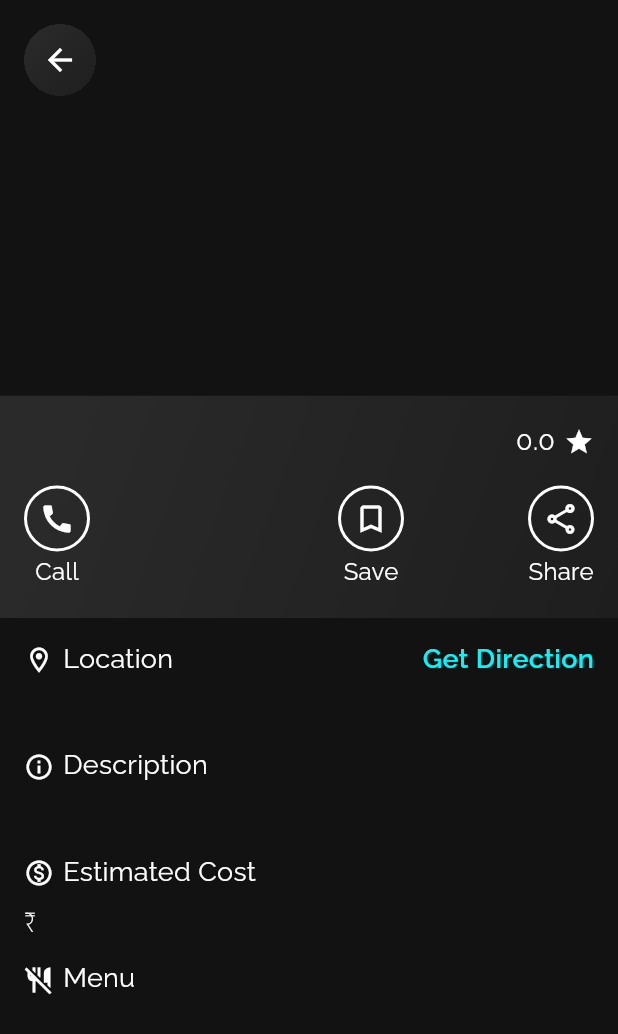
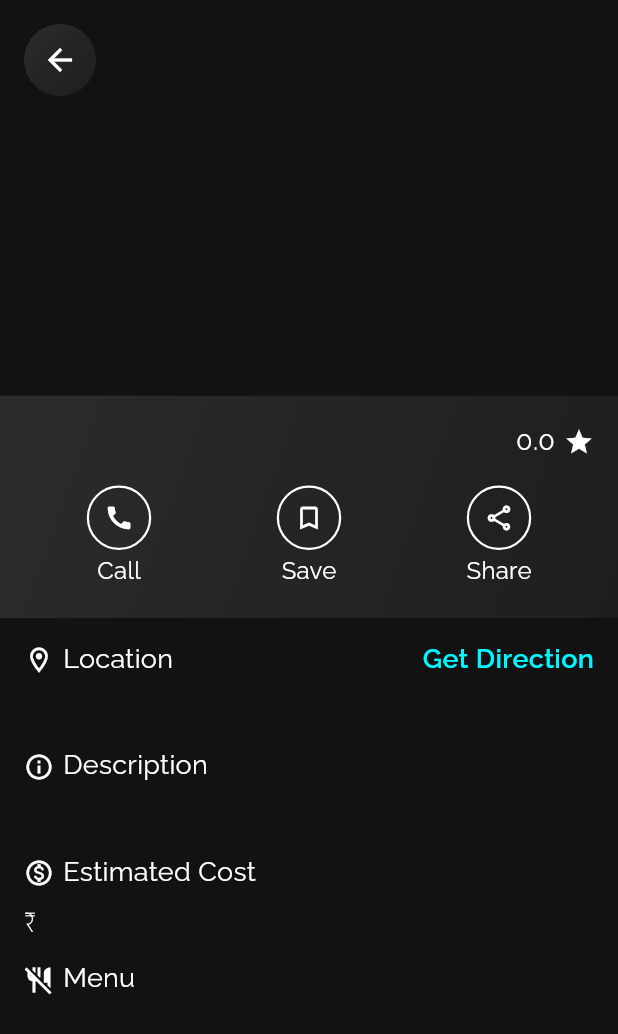
Before and after one commit to hiashutoshsingh/zest, a Flutter app: the ActivityScreen screen opened directly with empty values, on a phone screen of 412 x 824 dp. Shown: the top 1034 px of the screen. Run offline on Flutter 3.47's test engine with Material 2 defaults, Android fonts, the phone set to English and light mode, and no system bars; drawn by our look-alikes of carousel_slider, glassmorphism; our stand-ins replace dio, firebase_auth, firebase_core, flutter_secure_storage, fluttertoast, google_fonts and 3 more; accounts and stored records are empty; network calls fail.

Commit message:
activity screen done

```diff
--- a/lib/screens/activity_screen.dart
+++ b/lib/screens/activity_screen.dart
@@ -23,7 +23,9 @@ class ActivityScreen extends StatelessWidget {
     return Scaffold(
       backgroundColor: AppColor.black,
       body: SafeArea(
-        child: SingleChildScrollView(
+        child: Stack(
+          children: [
+            SingleChildScrollView(
               child: Column(
                 children: [
                   Stack(
@@ -33,27 +35,6 @@ class ActivityScreen extends StatelessWidget {
                         child: CarouselImageWidget(
                           activityItem.activityImages.image,
                           MediaQuery.of(context).size.height * .18,
-                    ),
-                  ),
-                  Padding(
-                    padding: const EdgeInsets.all(16.0),
-                    child: InkWell(
-                      onTap: () => Navigator.pop(context),
-                      child: ClipRRect(
-                        clipBehavior: Clip.hardEdge,
-                        borderRadius: BorderRadius.circular(128),
-                        child: GlassContainer(
-                          width: 48,
-                          height: 48,
-                          child: Center(
-                            child: Icon(
-                              Icons.arrow_back,
-                              size: 24,
-                              color: AppColor.white,
-                            ),
-                          ),
-                        ),
-                      ),
                         ),
                       ),
                       Positioned(
@@ -103,25 +84,29 @@ class ActivityScreen extends StatelessWidget {
                                   height: 16,
                                 ),
                                 Row(
-                              mainAxisAlignment: MainAxisAlignment.spaceBetween,
+                                  mainAxisAlignment: MainAxisAlignment.center,
                                   children: [
                                     activityItem.contact != null
-                                    ? InkWell(
+                                        ? Expanded(
+                                            child: InkWell(
                                               onTap: () {
                                                 Common.launchURL('tel:${activityItem.contact}');
                                               },
                                               child: _placeInfoIcon(Icons.call, 'Call'),
+                                            ),
                                           )
                                         : Container(),
                                     activityItem.timing != null && activityItem.timing.isNotEmpty
-                                    ? _placeInfoIcon(Icons.timelapse, 'Timing')
+                                        ? Expanded(child: _placeInfoIcon(Icons.timelapse, 'Timing'))
                                         : Container(),
-                                _placeInfoIcon(Icons.bookmark_border, 'Save'),
-                                InkWell(
+                                    Expanded(child: _placeInfoIcon(Icons.bookmark_border, 'Save')),
+                                    Expanded(
+                                      child: InkWell(
                                         onTap: () {
                                           _onShare(context, activityItem);
                                         },
                                         child: _placeInfoIcon(Icons.share_outlined, 'Share'),
+                                      ),
                                     ),
                                   ],
                                 ),
@@ -137,13 +122,13 @@ class ActivityScreen extends StatelessWidget {
                     child: Column(
                       crossAxisAlignment: CrossAxisAlignment.start,
                       children: [
+                        if (activityItem.location != null &&
+                            activityItem.location.geoCoordinates != null &&
+                            activityItem.location.geoCoordinates.coordinates != null) ...[
                           Row(
                             mainAxisAlignment: MainAxisAlignment.spaceBetween,
                             children: [
-                        activityItem.location != null &&
-                                activityItem.location.geoCoordinates != null &&
-                                activityItem.location.geoCoordinates.coordinates != null
-                            ? Row(
+                              Row(
                                 crossAxisAlignment: CrossAxisAlignment.start,
                                 children: [
                                   Padding(
@@ -164,12 +149,8 @@ class ActivityScreen extends StatelessWidget {
                                     style: AppTextStyles.regularTextStyle,
                                   ),
                                 ],
-                              )
-                            : Container(),
-                        activityItem.location != null &&
-                                activityItem.location.geoCoordinates != null &&
-                                activityItem.location.geoCoordinates.coordinates != null
-                            ? InkWell(
+                              ),
+                              InkWell(
                                 onTap: () {
                                   Common.launchURL(
                                       'https://www.google.com/maps/search/?api=1&query=${activityItem.location.geoCoordinates.coordinates[0]},${activityItem.location.geoCoordinates.coordinates[1]}');
@@ -180,22 +161,23 @@ class ActivityScreen extends StatelessWidget {
                                     color: AppColor.teal,
                                   ),
                                 ),
-                              )
-                            : Container(),
+                              ),
                             ],
                           ),
                           SizedBox(
                             height: 12,
                           ),
-                    activityItem.location != null && activityItem.location.address != null
-                        ? Text(
+                        ],
+                        if (activityItem.location != null && activityItem.location.address != null) ...[
+                          Text(
                             activityItem.location.address,
                             style: AppTextStyles.thinTextStyle,
-                          )
-                        : Container(),
+                          ),
                           SizedBox(
                             height: 16,
                           ),
+                        ],
+                        if (activityItem.description != null) ...[
                           Row(
                             crossAxisAlignment: CrossAxisAlignment.start,
                             children: [
@@ -212,28 +194,25 @@ class ActivityScreen extends StatelessWidget {
                               SizedBox(
                                 width: 6,
                               ),
-                        activityItem.description != null
-                            ? Text(
+                              Text(
                                 'Description',
                                 style: AppTextStyles.regularTextStyle,
-                              )
-                            : Container(),
+                              ),
                             ],
                           ),
                           SizedBox(
                             height: 12,
                           ),
-                    activityItem.description != null
-                        ? Text(
+                          Text(
                             activityItem.description,
                             style: AppTextStyles.thinTextStyle,
-                          )
-                        : Container(),
+                          ),
                           SizedBox(
                             height: 16,
                           ),
-                    activityItem.estimatedCost != null
-                        ? Row(
+                        ],
+                        if (activityItem.estimatedCost != null) ...[
+                          Row(
                             crossAxisAlignment: CrossAxisAlignment.start,
                             children: [
                               Padding(
@@ -254,22 +233,20 @@ class ActivityScreen extends StatelessWidget {
                                 style: AppTextStyles.regularTextStyle,
                               ),
                             ],
-                          )
-                        : Container(),
+                          ),
                           SizedBox(
                             height: 12,
                           ),
-                    activityItem.estimatedCost != null
-                        ? Text(
+                          Text(
                             '₹ ' + activityItem.estimatedCost,
                             style: AppTextStyles.thinTextStyle,
-                          )
-                        : Container(),
+                          ),
                           SizedBox(
                             height: 16,
                           ),
-                    activityItem.menuImages != null && activityItem.menuImages.images != null
-                        ? Row(
+                        ],
+                        if (activityItem.menuImages != null && activityItem.menuImages.images != null) ...[
+                          Row(
                             crossAxisAlignment: CrossAxisAlignment.start,
                             children: [
                               Padding(
@@ -290,22 +267,20 @@ class ActivityScreen extends StatelessWidget {
                                 style: AppTextStyles.regularTextStyle,
                               ),
                             ],
-                          )
-                        : Container(),
+                          ),
                           SizedBox(
                             height: 12,
                           ),
-                    activityItem.menuImages != null && activityItem.menuImages.images != null
-                        ? Container(
+                          Container(
                             height: 120,
                             child: MenuList(activityItem.menuImages.images),
-                          )
-                        : Container(),
+                          ),
                           SizedBox(
                             height: 16,
                           ),
-                    activityItem.reviewTags != null && activityItem.reviewTags.isNotEmpty
-                        ? Row(
+                        ],
+                        if (activityItem.reviewTags != null && activityItem.reviewTags.isNotEmpty) ...[
+                          Row(
                             crossAxisAlignment: CrossAxisAlignment.start,
                             children: [
                               Padding(
@@ -326,19 +301,43 @@ class ActivityScreen extends StatelessWidget {
                                 style: AppTextStyles.regularTextStyle,
                               ),
                             ],
-                          )
-                        : Container(),
+                          ),
                           SizedBox(
                             height: 12,
                           ),
-                    activityItem.reviewTags != null && activityItem.reviewTags.isNotEmpty
-                        ? PlaceKnownList(activityItem.reviewTags)
-                        : Container(),
+                          PlaceKnownList(activityItem.reviewTags),
+                        ],
+                        SizedBox(
+                          height: 16,
+                        ),
                       ],
                     ),
                   ),
                 ],
               ),
+            ),
+            Padding(
+              padding: const EdgeInsets.all(16.0),
+              child: InkWell(
+                onTap: () => Navigator.pop(context),
+                child: ClipRRect(
+                  clipBehavior: Clip.hardEdge,
+                  borderRadius: BorderRadius.circular(128),
+                  child: GlassContainer(
+                    width: 48,
+                    height: 48,
+                    child: Center(
+                      child: Icon(
+                        Icons.arrow_back,
+                        size: 24,
+                        color: AppColor.white,
+                      ),
+                    ),
+                  ),
+                ),
+              ),
+            ),
+          ],
         ),
       ),
     );
@@ -351,15 +350,15 @@ class ActivityScreen extends StatelessWidget {
           decoration: BoxDecoration(
             border: Border.all(
               color: AppColor.white,
-              width: 2,
+              width: 1.5,
             ),
             shape: BoxShape.circle,
           ),
           child: Padding(
-            padding: const EdgeInsets.all(8.0),
+            padding: const EdgeInsets.all(10.0),
             child: Icon(
               iconData,
-              size: 24,
+              size: 20,
               color: AppColor.white,
             ),
           ),
```
Lines whose indentation alone changed are shown as unchanged.
